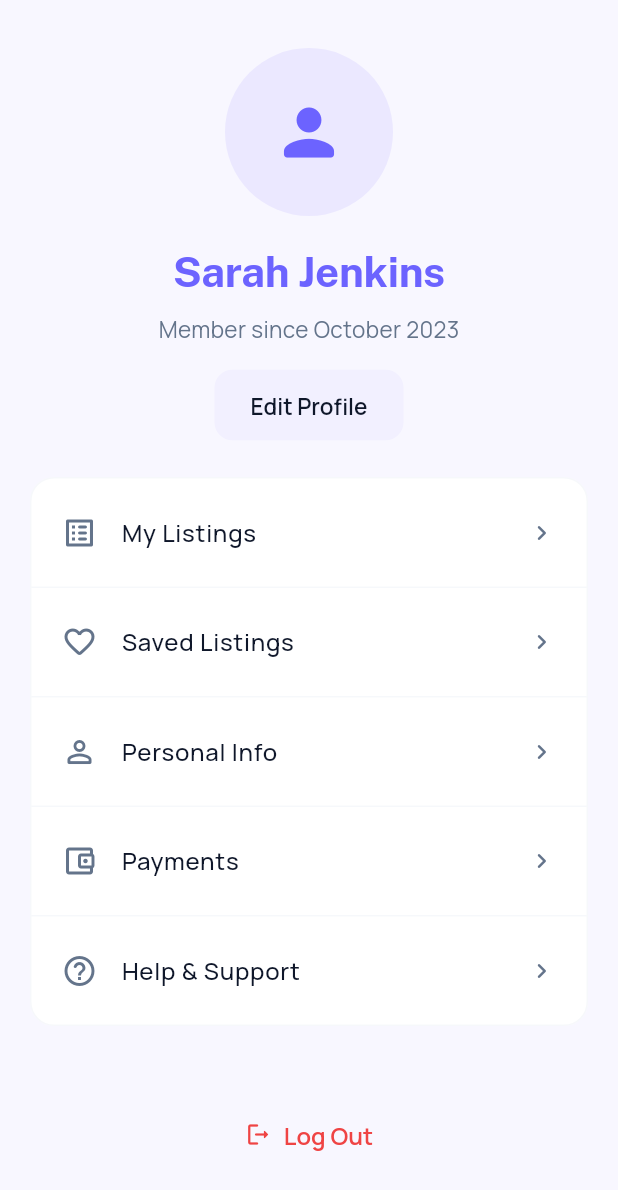
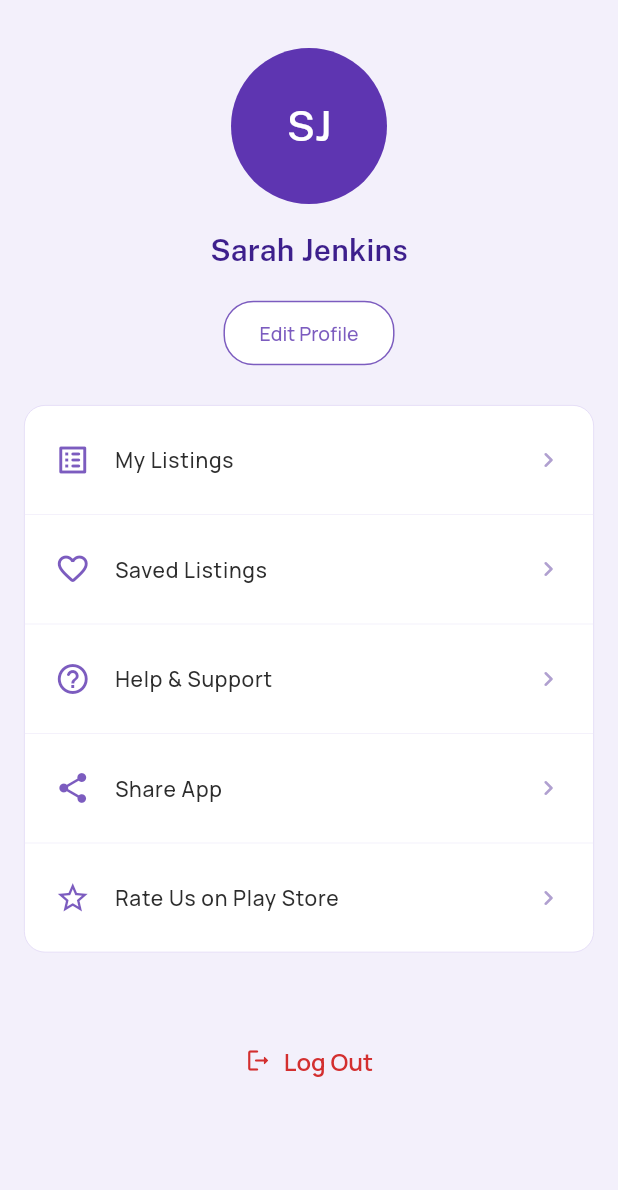
Before and after one commit to dhirajparihar/triozy, a Flutter app: the UserProfileScreen widget shown alone on an empty page, opened directly, on a phone screen of 412 x 824 dp. Shown: the top 1190 px of the screen. Run offline on Flutter 3.47's test engine with Material 3 defaults, Android fonts, the light colour scheme and no system bars; our stand-ins replace cached_network_image, cloud_firestore, firebase_auth, firebase_core, firebase_messaging, flutter_local_notifications and 7 more; missing offline and left inert: in_app_update; accounts and stored records are empty.

Commit message:
added playstore rating and share app tabs in profile

```diff
--- a/lib/screens/user_profile_screen.dart
+++ b/lib/screens/user_profile_screen.dart
@@ -1,6 +1,8 @@
 import 'package:firebase_auth/firebase_auth.dart';
 import 'package:flutter/material.dart';
 import 'package:provider/provider.dart';
+import 'package:share_plus/share_plus.dart';
+import 'package:url_launcher/url_launcher.dart';
 
 import '../services/auth_service.dart';
 import '../services/session_service.dart';
@@ -22,14 +24,19 @@ class UserProfileScreen extends StatelessWidget {
     final user = FirebaseAuth.instance.currentUser;
     // Show guest or authenticated profile based on auth state.
     if (isGuest || user == null) {
-      return _GuestProfile(
-        onExitGuest: () => context.read<SessionService>().exitGuestMode(),
+      return Container(
+        color: const Color(0xFFF3F0FB),
+        child: _GuestProfile(
+          onExitGuest: () => context.read<SessionService>().exitGuestMode(),
+        ),
       );
     }
 
-    return ListView(
-      padding: const EdgeInsets.fromLTRB(20, 32, 20, 120),
-      children: [
+    return Container(
+      color: const Color(0xFFF3F0FB),
+      child: ListView(
+        padding: const EdgeInsets.fromLTRB(16, 32, 16, 120),
+        children: [
         _HeaderCard(user: user),
         const SizedBox(height: 24),
         _TileGroup(
@@ -57,16 +64,6 @@ class UserProfileScreen extends StatelessWidget {
               },
             ),
             _TileItem(
-              icon: Icons.person_outline_rounded,
-              label: 'Personal Info',
-              onTap: () {},
-            ),
-            _TileItem(
-              icon: Icons.account_balance_wallet_outlined,
-              label: 'Payments',
-              onTap: () {},
-            ),
-            _TileItem(
               icon: Icons.help_outline_rounded,
               label: 'Help & Support',
               onTap: () {
@@ -76,24 +73,35 @@ class UserProfileScreen extends StatelessWidget {
                 );
               },
             ),
+            _TileItem(
+              icon: Icons.share,
+              label: 'Share App',
+              onTap: () => _shareApp(context),
+            ),
+            _TileItem(
+              icon: Icons.star_border,
+              label: 'Rate Us on Play Store',
+              onTap: () => _rateUs(context),
+            ),
           ],
         ),
         const SizedBox(height: 48),
         Center(
           child: TextButton.icon(
             onPressed: () => _showLogoutDialog(context),
-            icon: const Icon(Icons.logout_rounded, color: AppColors.error),
+            icon: const Icon(Icons.logout_rounded, color: Color(0xFFD32F2F)),
             label: Text(
               'Log Out',
               style: AppTheme.body(
                 fontSize: 16,
                 fontWeight: FontWeight.w600,
-                color: AppColors.error,
+                color: const Color(0xFFD32F2F),
               ),
             ),
           ),
         ),
       ],
+      ),
     );
   }
 
@@ -125,6 +133,34 @@ class UserProfileScreen extends StatelessWidget {
       },
     );
   }
+
+  Future<void> _shareApp(BuildContext context) async {
+    const shareText =
+        'Hey! Check out Triozy — the all-in-one app for city movers. Find rooms, PGs, flatmates & second-hand items easily. Download here: https://play.google.com/store/apps/details?id=com.triozy.triozy_app';
+    await Share.share(shareText);
+  }
+
+  Future<void> _rateUs(BuildContext context) async {
+    final uri = Uri.parse(
+      'https://play.google.com/store/apps/details?id=com.triozy.triozy_app',
+    );
+
+    try {
+      final launched = await launchUrl(
+        uri,
+        mode: LaunchMode.externalApplication,
+      );
+      if (!launched) {
+        throw Exception('Could not open Play Store');
+      }
+    } catch (_) {
+      ScaffoldMessenger.of(context).showSnackBar(
+        const SnackBar(
+          content: Text('Could not open Play Store. Please try again later.'),
+        ),
+      );
+    }
+  }
 }
 
 class _HeaderCard extends StatelessWidget {
@@ -139,60 +175,83 @@ class _HeaderCard extends StatelessWidget {
     final displayName = (user.displayName ?? '').trim().isEmpty
         ? 'Sarah Jenkins' // Placeholder matching design, since missing
         : user.displayName!.trim();
+    final photoUrl = user.photoURL?.trim();
+    final initials = _extractInitials(displayName);
 
     return Column(
       children: [
         CircleAvatar(
-          radius: 56,
-          backgroundColor: AppColors.surfaceContainerHigh,
-          backgroundImage: user.photoURL != null
-              ? NetworkImage(user.photoURL!)
+          radius: 52,
+          backgroundColor: const Color(0xFF5E35B1),
+          backgroundImage: photoUrl?.isNotEmpty == true
+              ? NetworkImage(photoUrl!)
               : null,
-          child: user.photoURL == null
-              ? const Icon(
-                  Icons.person_rounded,
-                  color: AppColors.primary,
-                  size: 50,
+          child: photoUrl?.isEmpty != false
+              ? Text(
+                  initials,
+                  style: AppTheme.headline(
+                    fontSize: 28,
+                    fontWeight: FontWeight.w500,
+                    color: Colors.white,
+                  ),
                 )
               : null,
         ),
         const SizedBox(height: 16),
         Text(
           displayName,
-          style: AppTheme.headline(fontSize: 28, color: AppColors.primary),
-        ),
-        const SizedBox(height: 6),
-        Text(
-          'Member since October 2023',
-          style: AppTheme.body(fontSize: 15, color: AppColors.onSurfaceVariant),
+          style: AppTheme.headline(
+            fontSize: 20,
+            fontWeight: FontWeight.w600,
+            color: const Color(0xFF3D1F8C),
+          ),
         ),
         const SizedBox(height: 16),
-        FilledButton(
+        OutlinedButton(
           onPressed: () {
             Navigator.push(
               context,
               MaterialPageRoute(builder: (_) => const EditProfileScreen()),
             );
           },
-          style: FilledButton.styleFrom(
-            backgroundColor: AppColors.surfaceContainerHigh.withValues(
-              alpha: 0.5,
-            ),
-            foregroundColor: AppColors.onSurface,
-            elevation: 0,
+          style: OutlinedButton.styleFrom(
+            side: const BorderSide(color: Color(0xFF7C5CBF)),
+            foregroundColor: const Color(0xFF7C5CBF),
             padding: const EdgeInsets.symmetric(horizontal: 24, vertical: 12),
             shape: RoundedRectangleBorder(
-              borderRadius: BorderRadius.circular(12),
+              borderRadius: BorderRadius.circular(20),
             ),
           ),
           child: Text(
             'Edit Profile',
-            style: AppTheme.body(fontSize: 15, fontWeight: FontWeight.w600),
+            style: AppTheme.body(
+              fontSize: 13,
+              fontWeight: FontWeight.w500,
+              color: const Color(0xFF7C5CBF),
+            ),
           ),
         ),
       ],
     );
   }
+}
+
+String _extractInitials(String fullName) {
+  final parts = fullName
+      .trim()
+      .split(RegExp(r'\s+'))
+      .where((part) => part.isNotEmpty)
+      .toList();
+
+  if (parts.isEmpty) {
+    return '';
+  }
+
+  if (parts.length == 1) {
+    return parts.first.substring(0, 1).toUpperCase();
+  }
+
+  return (parts[0][0] + parts[1][0]).toUpperCase();
 }
 
 class _TileGroup extends StatelessWidget {
@@ -205,11 +264,9 @@ class _TileGroup extends StatelessWidget {
   Widget build(BuildContext context) {
     return Container(
       decoration: BoxDecoration(
-        color: AppColors.surfaceContainerLowest,
-        borderRadius: BorderRadius.circular(16),
-        border: Border.all(
-          color: AppColors.outlineVariant.withValues(alpha: 0.3),
-        ),
+        color: Colors.white,
+        borderRadius: BorderRadius.circular(14),
+        border: Border.all(color: const Color(0xFFE0D7F5), width: 0.5),
       ),
       child: Column(
         children: children
@@ -217,9 +274,10 @@ class _TileGroup extends StatelessWidget {
               (item) => [
                 item,
                 if (item != children.last)
-                  Divider(
+                  const Divider(
                     height: 1,
-                    color: AppColors.outlineVariant.withValues(alpha: 0.3),
+                    thickness: 0.5,
+                    color: Color(0xFFF0ECFA),
                   ),
               ],
             )
@@ -246,14 +304,18 @@ class _TileItem extends StatelessWidget {
     return ListTile(
       onTap: onTap,
       contentPadding: const EdgeInsets.symmetric(horizontal: 20, vertical: 8),
-      leading: Icon(icon, color: AppColors.onSurfaceVariant),
+      leading: Icon(icon, color: const Color(0xFF7C5CBF)),
       title: Text(
         label,
-        style: AppTheme.body(fontSize: 16, fontWeight: FontWeight.w500),
+        style: AppTheme.body(
+          fontSize: 14,
+          fontWeight: FontWeight.w500,
+          color: const Color(0xFF2D2D2D),
+        ),
       ),
-      trailing: Icon(
+      trailing: const Icon(
         Icons.chevron_right_rounded,
-        color: AppColors.onSurfaceVariant,
+        color: Color(0xFFB0A0D0),
         size: 20,
       ),
     );
```
